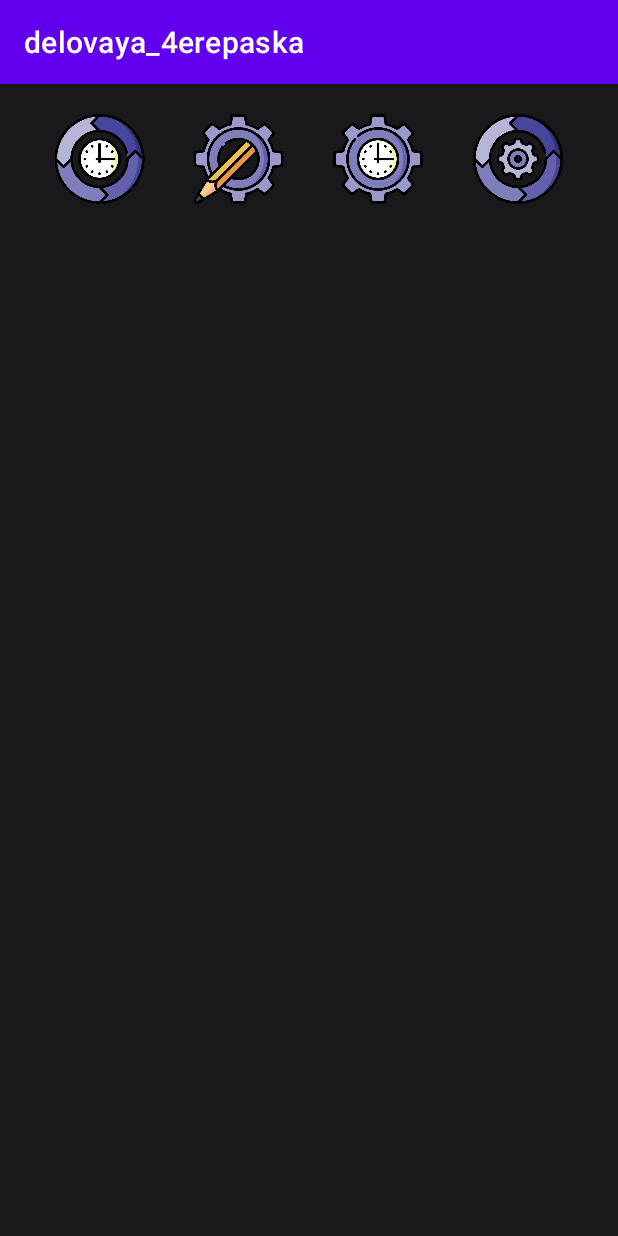
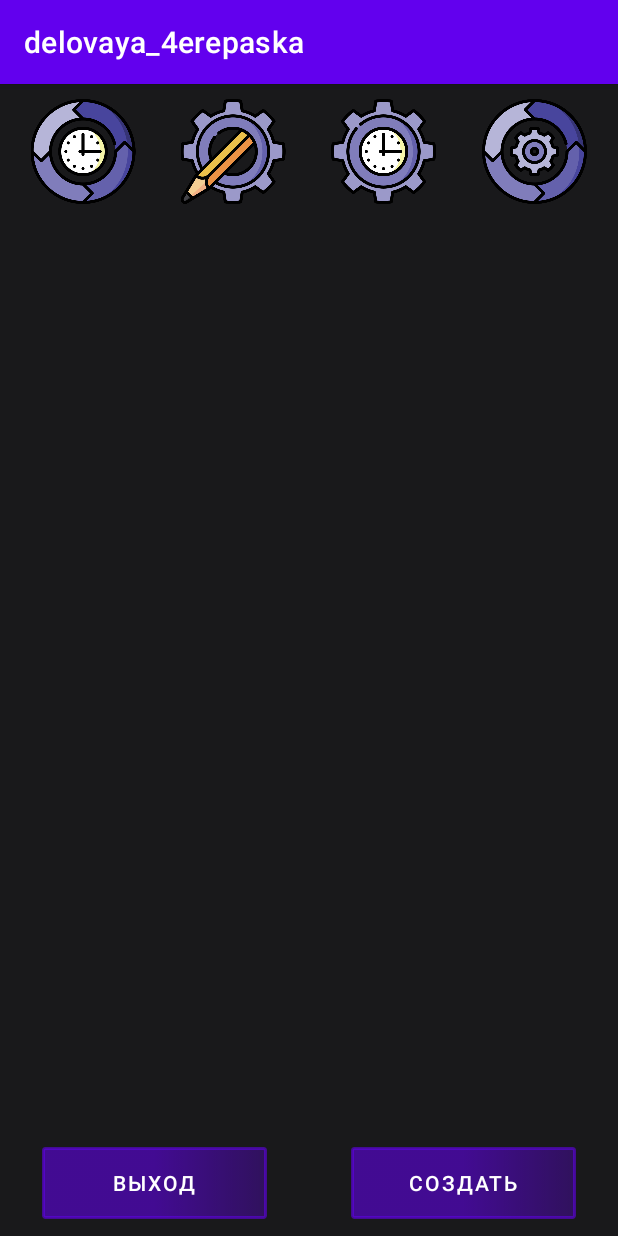
Before and after one commit to fenixfoux/delovaya_4erepashka, an Android app: the screen it shows after launch (MainActivity), on a phone screen of 412 x 824 dp. Run offline under Robolectric (Android 15) with nearby library versions, the phone set to English and light mode, and no system bars.

Commit message:
часть интерфейса основной и универсальной страницы

```diff
--- a/app/src/main/java/com/example/delovaya_4erepaska/MainActivity.java
+++ b/app/src/main/java/com/example/delovaya_4erepaska/MainActivity.java
@@ -5,15 +5,24 @@ import androidx.appcompat.app.AppCompatActivity;
 import android.content.Intent;
 import android.os.Bundle;
 import android.view.View;
+import android.view.Window;
+import android.view.WindowManager;
 import android.widget.Button;
 import android.widget.ImageView;
+import android.widget.Toast;
 
 public class MainActivity extends AppCompatActivity {
+
+
+    private long backPressedTime; //vremea najatia knopki nazad
+    private Toast backToast;
 
     @Override
     protected void onCreate(Bundle savedInstanceState) {
         super.onCreate(savedInstanceState);
         setContentView(R.layout.activity_main);
+        Window w = getWindow();
+        w.setFlags(WindowManager.LayoutParams.FLAG_LAYOUT_NO_LIMITS,WindowManager.LayoutParams.FLAG_LAYOUT_NO_LIMITS);
 
         //верхние кнопки основных категорий и переходы на другие страницы
         ImageView category_one = (ImageView)findViewById(R.id.category_one);
@@ -21,7 +30,7 @@ public class MainActivity extends AppCompatActivity {
             @Override
             public void onClick(View v) {
                 try {
-                    Intent intent = new Intent(MainActivity.this, Layout_category_one.class);
+                    Intent intent = new Intent(MainActivity.this, Category_one.class);
                     startActivity(intent);
                     finish();
                 }catch(Exception e){
@@ -30,6 +39,17 @@ public class MainActivity extends AppCompatActivity {
             }
         });
 
-        //Button bt_category_one = (Button)findViewById(R.id.category_one);
+    }
+
+    @Override
+    public void onBackPressed() {
+        if( backPressedTime + 2000 > System.currentTimeMillis()){
+            backToast.cancel();
+            super.onBackPressed();
+        }else{
+            backToast = Toast.makeText(getBaseContext(), "press again for exit", Toast.LENGTH_SHORT);
+            backToast.show();
+        }
+        backPressedTime = System.currentTimeMillis();
     }
 }
--- a/app/src/main/res/drawable/button_pressed.xml
+++ b/app/src/main/res/drawable/button_pressed.xml
@@ -1,6 +1,6 @@
 <?xml version="1.0" encoding="utf-8"?>
 <shape xmlns:android="http://schemas.android.com/apk/res/android">
-    <stroke android:width="2dp" android:color="@color/button_stroke" />
+    <stroke android:width="2dp" android:color="@color/transparent" />
     <corners android:radius="1dp" />
     <solid android:color="@color/black95" />
 </shape>
--- a/app/src/main/res/drawable/button_unpressed.xml
+++ b/app/src/main/res/drawable/button_unpressed.xml
@@ -1,5 +1,9 @@
 <?xml version="1.0" encoding="utf-8"?>
 <shape xmlns:android="http://schemas.android.com/apk/res/android">
-    <stroke android:width="2dp" android:color="@color/button_stroke" />
+    <stroke android:width="2dp" android:color="#9019191B" />
     <corners android:radius="1dp" />
+    <gradient
+        android:centerColor="#9019191B"
+        android:endColor="#5019191B"
+        android:startColor="#9019191B" />
 </shape>
--- a/app/src/main/res/layout/activity_main.xml
+++ b/app/src/main/res/layout/activity_main.xml
@@ -1,28 +1,30 @@
 <?xml version="1.0" encoding="utf-8"?>
-<RelativeLayout xmlns:android="http://schemas.android.com/apk/res/android"
+<LinearLayout xmlns:android="http://schemas.android.com/apk/res/android"
     xmlns:app="http://schemas.android.com/apk/res-auto"
     xmlns:tools="http://schemas.android.com/tools"
     android:id="@+id/main_wrapper"
-    android:layout_width="fill_parent"
-    android:layout_height="fill_parent"
-    android:layout_gravity="bottom"
+    android:layout_width="wrap_content"
+    android:layout_height="match_parent"
     android:background="#19191B"
-    android:minHeight="100dp">
+    android:orientation="vertical">
 
     <LinearLayout
         android:id="@+id/header"
         android:layout_width="match_parent"
-        android:layout_height="100dp"
+        android:layout_height="70dp"
+        android:baselineAligned="false"
         android:orientation="horizontal"
-        android:padding="20dp"
-        android:weightSum="100"
+        android:paddingLeft="5dp"
+        android:paddingRight="5dp"
+        android:layout_marginTop="10dp"
         >
 
 
         <LinearLayout
+            android:id="@+id/wrap_icon_category_mp"
             android:layout_width="0dp"
             android:layout_height="match_parent"
-            android:layout_weight="25"
+            android:layout_weight="1"
             android:orientation="horizontal"
             android:gravity="center"
             >
@@ -38,7 +40,7 @@
         <LinearLayout
             android:layout_width="0dp"
             android:layout_height="match_parent"
-            android:layout_weight="25"
+            android:layout_weight="1"
             android:orientation="horizontal"
             android:gravity="center"
             >
@@ -55,7 +57,7 @@
         <LinearLayout
             android:layout_width="0dp"
             android:layout_height="match_parent"
-            android:layout_weight="25"
+            android:layout_weight="1"
             android:orientation="horizontal"
             android:gravity="center"
             >
@@ -71,7 +73,7 @@
         <LinearLayout
             android:layout_width="0dp"
             android:layout_height="match_parent"
-            android:layout_weight="25"
+            android:layout_weight="1"
             android:orientation="horizontal"
             android:gravity="center"
             >
@@ -87,4 +89,56 @@
 
     </LinearLayout>
 
-</RelativeLayout>
+
+    <LinearLayout
+        android:id="@+id/body"
+        android:layout_width="match_parent"
+        android:layout_height="0dp"
+        android:layout_weight="60"
+        android:orientation="vertical"></LinearLayout>
+
+    <LinearLayout
+        android:id="@+id/footer"
+        android:layout_width="match_parent"
+        android:layout_height="70dp"
+        android:orientation="horizontal"
+        >
+
+        <LinearLayout
+            android:layout_width="0dp"
+            android:layout_weight="1"
+            android:layout_height="match_parent"
+            android:orientation="vertical"
+            android:weightSum="100"
+            android:gravity="center"
+            android:baselineAligned="false"
+            >
+
+            <Button
+                android:id="@+id/button_exit"
+                android:background="@drawable/button"
+                android:layout_width="150dp"
+                android:layout_height="wrap_content"
+                android:text="@string/button_exit" />
+        </LinearLayout>
+        <LinearLayout
+            android:layout_width="0dp"
+            android:layout_weight="1"
+            android:layout_height="match_parent"
+            android:orientation="vertical"
+            android:weightSum="100"
+            android:gravity="center"
+            android:baselineAligned="false"
+            >
+
+            <Button
+                android:id="@+id/new_category"
+                android:background="@drawable/button"
+                android:layout_width="150dp"
+                android:layout_height="wrap_content"
+                android:text="@string/new_category" />
+        </LinearLayout>
+
+
+    </LinearLayout>
+</LinearLayout>
--- a/app/src/main/res/values/colors.xml
+++ b/app/src/main/res/values/colors.xml
@@ -11,4 +11,5 @@
 
     <color name="default_text_color">#3E972E</color>
     <color name="button_stroke">#E82A4FB1</color>
+    <color name="transparent">#00FFFFFF</color>
 </resources>
--- a/app/src/main/res/values/strings.xml
+++ b/app/src/main/res/values/strings.xml
@@ -3,4 +3,7 @@
     <string name="default_button">knopO4ka</string>
     <string name="default_task">default task</string>
     <string name="button_back">назад</string>
+    <string name="button_exit">выход</string>
+    <string name="new_category">создать</string>
+    <string name="selected_category">category namename default</string><!--may be need to require max length -->
 </resources>
--- /dev/null
+++ b/app/src/main/res/values/variables.xml
@@ -0,0 +1,4 @@
+<?xml version="1.0" encoding="utf-8"?>
+<resources>
+
+</resources>
```
Also changed, not shown: app/src/main/AndroidManifest.xml (+0 -7 lines), app/src/main/java/com/example/delovaya_4erepaska/Category_one.java (+27 -3 lines), app/src/main/java/com/example/delovaya_4erepaska/Layout_category_one.java (deleted, +0 -14 lines), app/src/main/res/layout/layout_category_one.xml (deleted, +0 -23 lines), app/src/main/res/layout/universal.xml (+102 -8 lines), app/src/main/res/values/abbreviations.xml (added, +7 -0 lines).
